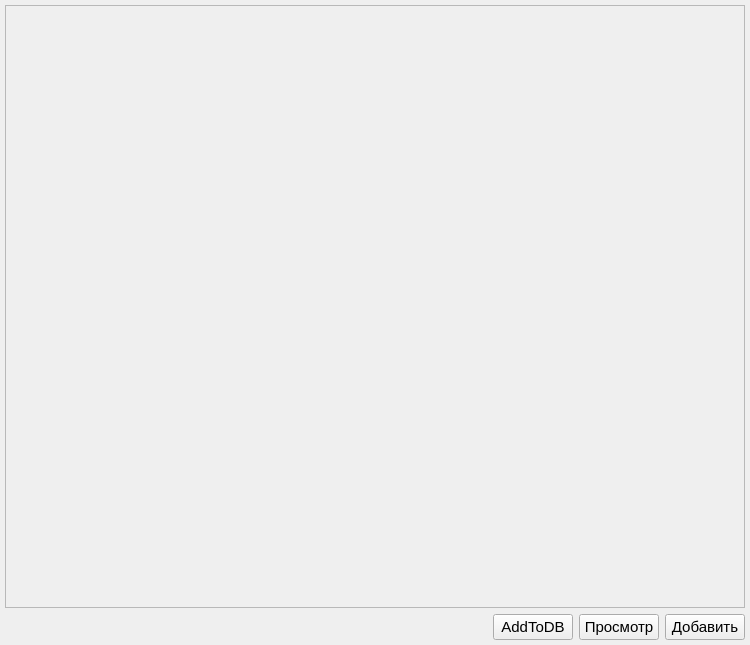
Above: imgwidget.ui from Vladimirsky555/PicData before the change. Below: the same form after it.
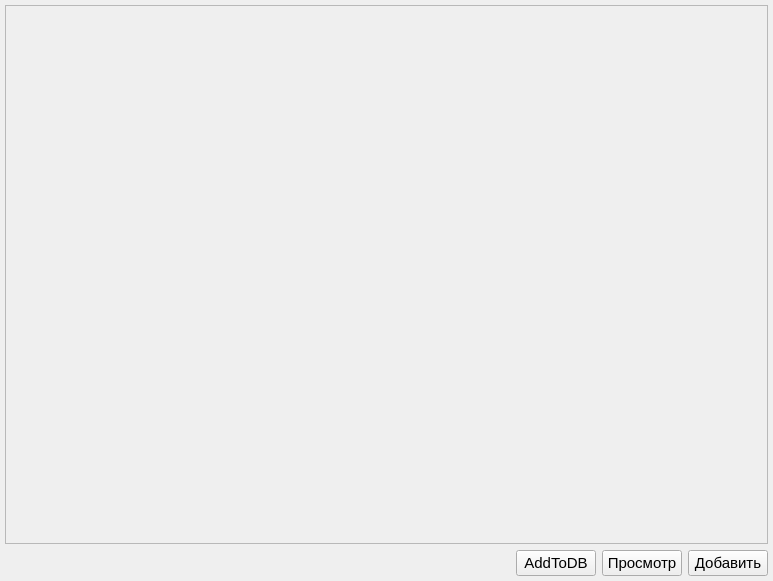
That is the form after the change. Icons and pictures are not drawn.

```diff
--- a/imgwidget.ui
+++ b/imgwidget.ui
@@ -6,8 +6,8 @@
    <rect>
     <x>0</x>
     <y>0</y>
-    <width>750</width>
-    <height>645</height>
+    <width>773</width>
+    <height>581</height>
    </rect>
   </property>
   <property name="font">
@@ -41,8 +41,8 @@
        <rect>
         <x>0</x>
         <y>0</y>
-        <width>738</width>
-        <height>599</height>
+        <width>761</width>
+        <height>535</height>
        </rect>
       </property>
       <layout class="QVBoxLayout" name="verticalLayout_3">
```
